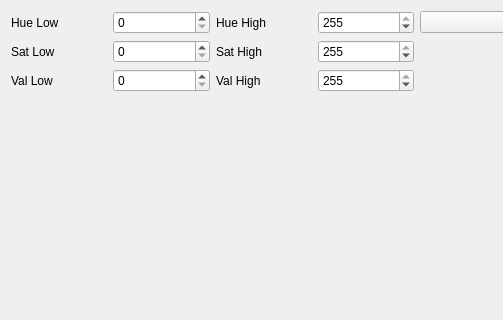
The window that engr421/rqt_cb_gui/src/rqt_cb_gui/cb_gui.ui (yoos/school) describes before a commit, drawn with Qt 5; both pictures show x 0 to 503 and y 0 to 320 of the 833 by 675 pixel window.
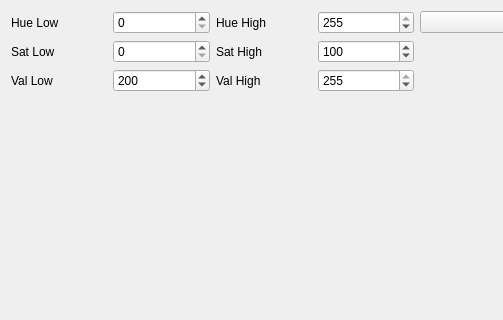
The same window after the commit.

Commit message: Use different startup values for HSV.

```diff
--- a/engr421/rqt_cb_gui/src/rqt_cb_gui/cb_gui.ui
+++ b/engr421/rqt_cb_gui/src/rqt_cb_gui/cb_gui.ui
@@ -92,7 +92,7 @@
                 <number>255</number>
                </property>
                <property name="value">
-                <number>255</number>
+                <number>100</number>
                </property>
               </widget>
              </item>
@@ -112,6 +112,9 @@
                <property name="maximum">
                 <number>255</number>
                </property>
+               <property name="value">
+                <number>200</number>
+               </property>
               </widget>
              </item>
              <item>
```
